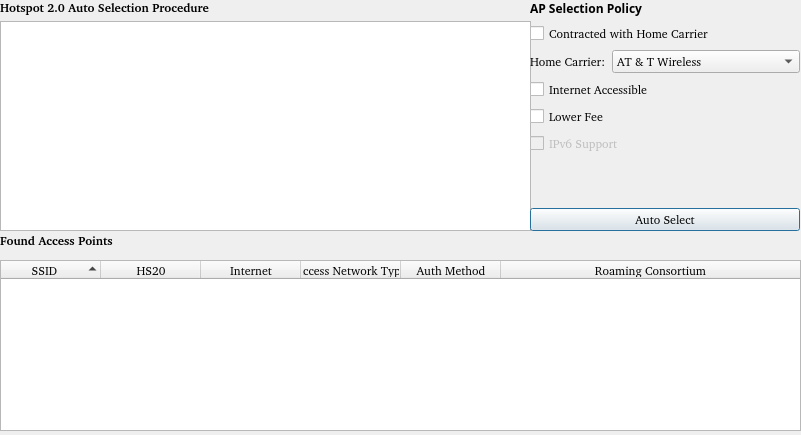
Old version of the form wpa_supplicant/wpa_gui-qt4/hotspot2.ui in the repository furtherLee/wpa_supplicant_demo.
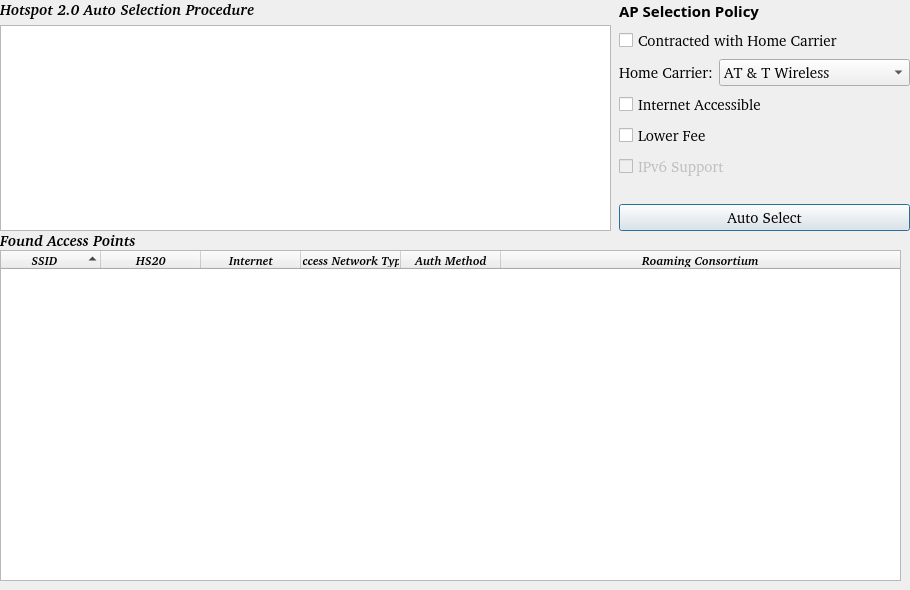
New version of the form.

Commit message: extend hotspot2.0

What changed in the file:
```diff
--- a/wpa_supplicant/wpa_gui-qt4/hotspot2.ui
+++ b/wpa_supplicant/wpa_gui-qt4/hotspot2.ui
@@ -9,8 +9,8 @@
    <rect>
     <x>0</x>
     <y>0</y>
-    <width>801</width>
-    <height>435</height>
+    <width>910</width>
+    <height>590</height>
    </rect>
   </property>
   <property name="font">
@@ -28,15 +28,18 @@
    <property name="geometry">
     <rect>
      <x>0</x>
-     <y>260</y>
-     <width>801</width>
-     <height>171</height>
+     <y>250</y>
+     <width>901</width>
+     <height>331</height>
     </rect>
    </property>
    <property name="font">
     <font>
      <family>Bitstream Charter</family>
-     <pointsize>8</pointsize>
+     <pointsize>11</pointsize>
+     <weight>75</weight>
+     <italic>true</italic>
+     <bold>true</bold>
     </font>
    </property>
    <property name="editTriggers">
@@ -165,8 +168,9 @@
    <property name="font">
     <font>
      <family>Bitstream Charter</family>
-     <pointsize>9</pointsize>
+     <pointsize>11</pointsize>
      <weight>75</weight>
+     <italic>true</italic>
      <bold>true</bold>
     </font>
    </property>
@@ -179,7 +183,7 @@
     <rect>
      <x>0</x>
      <y>0</y>
-     <width>531</width>
+     <width>611</width>
      <height>231</height>
     </rect>
    </property>
@@ -189,9 +193,9 @@
       <property name="font">
        <font>
         <family>Bitstream Charter</family>
-        <pointsize>9</pointsize>
+        <pointsize>11</pointsize>
         <weight>75</weight>
-        <italic>false</italic>
+        <italic>true</italic>
         <bold>true</bold>
        </font>
       </property>
@@ -205,7 +209,7 @@
       <property name="font">
        <font>
         <family>Sans Serif</family>
-        <pointsize>8</pointsize>
+        <pointsize>11</pointsize>
         <weight>50</weight>
         <bold>false</bold>
        </font>
@@ -220,9 +224,9 @@
   <widget class="QWidget" name="verticalLayoutWidget_2">
    <property name="geometry">
     <rect>
-     <x>530</x>
+     <x>619</x>
      <y>0</y>
-     <width>270</width>
+     <width>291</width>
      <height>231</height>
     </rect>
    </property>
@@ -232,7 +236,7 @@
       <property name="font">
        <font>
         <family>Sans Serif</family>
-        <pointsize>9</pointsize>
+        <pointsize>11</pointsize>
         <weight>75</weight>
         <bold>true</bold>
        </font>
@@ -247,7 +251,7 @@
       <property name="font">
        <font>
         <family>Bitstream Charter</family>
-        <pointsize>9</pointsize>
+        <pointsize>11</pointsize>
        </font>
       </property>
       <property name="text">
@@ -262,7 +266,7 @@
         <property name="font">
          <font>
           <family>Bitstream Charter</family>
-          <pointsize>9</pointsize>
+          <pointsize>11</pointsize>
          </font>
         </property>
         <property name="text">
@@ -275,7 +279,7 @@
         <property name="font">
          <font>
           <family>Bitstream Charter</family>
-          <pointsize>9</pointsize>
+          <pointsize>11</pointsize>
          </font>
         </property>
         <item>
@@ -307,7 +311,7 @@
       <property name="font">
        <font>
         <family>Bitstream Charter</family>
-        <pointsize>9</pointsize>
+        <pointsize>11</pointsize>
        </font>
       </property>
       <property name="text">
@@ -320,7 +324,7 @@
       <property name="font">
        <font>
         <family>Bitstream Charter</family>
-        <pointsize>9</pointsize>
+        <pointsize>11</pointsize>
        </font>
       </property>
       <property name="text">
@@ -336,7 +340,7 @@
       <property name="font">
        <font>
         <family>Bitstream Charter</family>
-        <pointsize>9</pointsize>
+        <pointsize>11</pointsize>
        </font>
       </property>
       <property name="text">
@@ -362,7 +366,7 @@
       <property name="font">
        <font>
         <family>Bitstream Charter</family>
-        <pointsize>9</pointsize>
+        <pointsize>11</pointsize>
        </font>
       </property>
       <property name="text">
```
Left out of the diff: 9 changed lines with no effect on the pictures. The commit also changes 1 other file.
